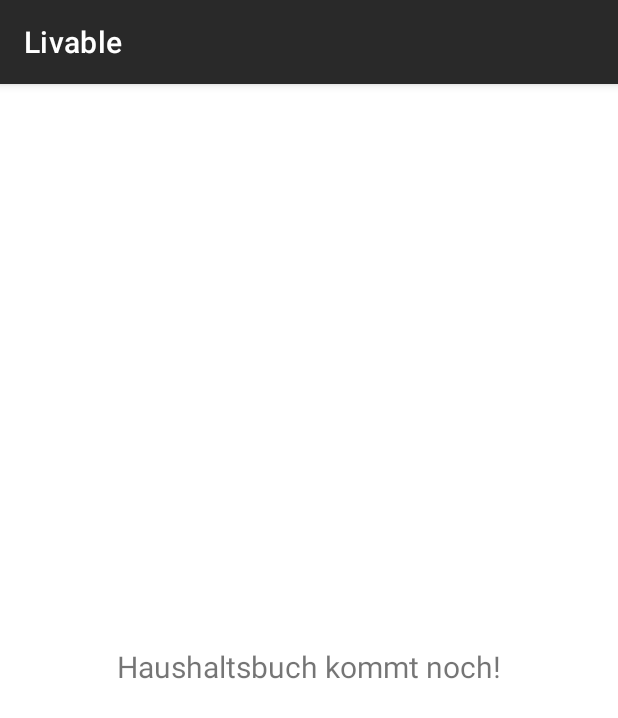
After one commit to RetchBlade/SoftwarePraktikum, an Android app: the fragment HaushaltsbuchFragment shown on its own in the app's theme, on a phone screen of 412 x 824 dp. The commit adds this screen. Shown: the top 718 px of the screen. Run offline under Robolectric (Android 15) with nearby library versions, the phone set to English and light mode, and no system bars.

Commit message:
Haushaltsbuch navigierbar und nutzbar

```diff
--- a/app/build.gradle.kts
+++ b/app/build.gradle.kts
@@ -55,6 +55,8 @@ dependencies {
 
     // Firebase
     implementation(libs.firebase.firestore)
+    implementation(libs.androidx.legacy.support.v4)
+    implementation(libs.androidx.fragment.ktx)
 
 
     testImplementation(libs.junit)
--- a/app/src/main/java/com/serenitysystems/livable/MainActivity.kt
+++ b/app/src/main/java/com/serenitysystems/livable/MainActivity.kt
@@ -42,7 +42,7 @@ class MainActivity : AppCompatActivity() {
         // Festlegen der Top-Level-Ziele für die Navigation
         appBarConfiguration = AppBarConfiguration(
             setOf(
-                R.id.nav_wochenplan, R.id.nav_todo, R.id.nav_einkaufsliste
+                R.id.nav_wochenplan, R.id.nav_todo, R.id.nav_einkaufsliste, R.id.nav_haushaltsbuch
             ), drawerLayout
         )
         // Einrichten der ActionBar mit dem NavController
--- /dev/null
+++ b/app/src/main/java/com/serenitysystems/livable/ui/haushaltsbuch/HaushaltsbuchFragment.kt
@@ -0,0 +1,49 @@
+package com.serenitysystems.livable.ui.haushaltsbuch
+
+import androidx.fragment.app.viewModels
+import android.os.Bundle
+import androidx.fragment.app.Fragment
+import android.view.LayoutInflater
+import android.view.View
+import android.view.ViewGroup
+import android.widget.TextView
+import androidx.lifecycle.ViewModelProvider
+import com.serenitysystems.livable.R
+import com.serenitysystems.livable.databinding.FragmentHaushaltsbuchBinding
+
+
+class HaushaltsbuchFragment : Fragment() {
+
+    // Binding-Objekt, das nur zwischen onCreateView und onDestroyView gültig ist
+    private var _binding: FragmentHaushaltsbuchBinding? = null
+
+    // Dieses Property ist nur zwischen onCreateView und onDestroyView gültig
+    private val binding get() = _binding!!
+
+    override fun onCreateView(
+        inflater: LayoutInflater,  // LayoutInflater zum Aufblasen von Layouts
+        container: ViewGroup?,    // Container, in den das Fragment eingefügt wird
+        savedInstanceState: Bundle? // gespeicherter Zustand
+    ): View {
+        // Initialisieren des ViewModels
+        val wochenplanViewModel =
+            ViewModelProvider(this).get(HaushaltsbuchViewModel::class.java)
+
+        // Aufblasen des Layouts für dieses Fragment
+        _binding = FragmentHaushaltsbuchBinding.inflate(inflater, container, false)
+        val root: View = binding.root
+
+        // Finden der TextView und Beobachten der LiveData des ViewModels
+        val textView: TextView = binding.textHome
+        wochenplanViewModel.text.observe(viewLifecycleOwner) {
+            textView.text = it // Aktualisieren des Textes in der TextView, wenn sich die LiveData ändert
+        }
+        return root // Zurückgeben der Wurzelansicht
+    }
+
+    // Aufräumen des Binding-Objekts, um Speicherlecks zu vermeiden
+    override fun onDestroyView() {
+        super.onDestroyView()
+        _binding = null
+    }
+}
--- /dev/null
+++ b/app/src/main/java/com/serenitysystems/livable/ui/haushaltsbuch/HaushaltsbuchViewModel.kt
@@ -0,0 +1,15 @@
+package com.serenitysystems.livable.ui.haushaltsbuch
+
+import androidx.lifecycle.LiveData
+import androidx.lifecycle.MutableLiveData
+import androidx.lifecycle.ViewModel
+
+class HaushaltsbuchViewModel : ViewModel() {
+    // Private MutableLiveData, die den Text speichert und initialisiert
+    private val _text = MutableLiveData<String>().apply {
+        value = "Haushaltsbuch kommt noch!" // Initialer Wert für die LiveData
+    }
+
+    // Öffentlich zugängliche LiveData, die von der UI beobachtet werden kann
+    val text: LiveData<String> = _text
+}
--- /dev/null
+++ b/app/src/main/res/layout/fragment_haushaltsbuch.xml
@@ -0,0 +1,22 @@
+<?xml version="1.0" encoding="utf-8"?>
+<androidx.constraintlayout.widget.ConstraintLayout xmlns:android="http://schemas.android.com/apk/res/android"
+    xmlns:app="http://schemas.android.com/apk/res-auto"
+    xmlns:tools="http://schemas.android.com/tools"
+    android:layout_width="match_parent"
+    android:layout_height="match_parent"
+    tools:context=".ui.haushaltsbuch.HaushaltsbuchFragment">
+
+    <TextView
+        android:id="@+id/text_home"
+        android:layout_width="match_parent"
+        android:layout_height="wrap_content"
+        android:layout_marginStart="8dp"
+        android:layout_marginTop="8dp"
+        android:layout_marginEnd="8dp"
+        android:textAlignment="center"
+        android:textSize="20sp"
+        app:layout_constraintBottom_toBottomOf="parent"
+        app:layout_constraintEnd_toEndOf="parent"
+        app:layout_constraintStart_toStartOf="parent"
+        app:layout_constraintTop_toTopOf="parent" />
+</androidx.constraintlayout.widget.ConstraintLayout>
--- a/app/src/main/res/menu/activity_main_drawer.xml
+++ b/app/src/main/res/menu/activity_main_drawer.xml
@@ -21,6 +21,10 @@
             android:id="@+id/nav_einkaufsliste"
             android:icon="@drawable/shoppingcarticon"
             android:title="@string/menu_einkaufsliste" />
+        <item
+            android:id="@+id/nav_haushaltsbuch"
+            android:icon="?attr/actionModePasteDrawable"
+            android:title="@string/menu_haushaltsbuch" />
     </group>
     <item
         android:title="">
--- a/app/src/main/res/navigation/mobile_navigation.xml
+++ b/app/src/main/res/navigation/mobile_navigation.xml
@@ -22,4 +22,9 @@
         android:name="com.serenitysystems.livable.ui.einkaufsliste.EinkaufslisteFragment"
         android:label="@string/menu_einkaufsliste"
         tools:layout="@layout/fragment_einkaufsliste" />
+    <fragment
+        android:id="@+id/nav_haushaltsbuch"
+        android:name="com.serenitysystems.livable.ui.haushaltsbuch.HaushaltsbuchFragment"
+        android:label="@string/menu_haushaltsbuch"
+        tools:layout="@layout/fragment_haushaltsbuch" />
 </navigation>
--- a/app/src/main/res/values/strings.xml
+++ b/app/src/main/res/values/strings.xml
@@ -12,6 +12,7 @@
     <string name="menu_Wochenplan">Wochenplan</string>
     <string name="menu_todo">ToDo Liste</string>
     <string name="menu_einkaufsliste">Einkaufsliste</string>
+    <string name="menu_haushaltsbuch">Haushaltsbuch</string>
 
     <!-- Strings related to login -->
     <string name="prompt_email">Email</string>
--- a/gradle/libs.versions.toml
+++ b/gradle/libs.versions.toml
@@ -15,6 +15,8 @@ navigationUiKtx = "2.7.7"
 annotation = "1.8.0"
 googleGmsGoogleServices = "4.4.2"
 firebaseFirestore = "25.0.0"
+legacySupportV4 = "1.0.0"
+fragmentKtx = "1.5.6"
 
 [libraries]
 androidx-core-ktx = { group = "androidx.core", name = "core-ktx", version.ref = "coreKtx" }
@@ -30,6 +32,8 @@ androidx-navigation-fragment-ktx = { group = "androidx.navigation", name = "navi
 androidx-navigation-ui-ktx = { group = "androidx.navigation", name = "navigation-ui-ktx", version.ref = "navigationUiKtx" }
 androidx-annotation = { group = "androidx.annotation", name = "annotation", version.ref = "annotation" }
 firebase-firestore = { group = "com.google.firebase", name = "firebase-firestore", version.ref = "firebaseFirestore" }
+androidx-legacy-support-v4 = { group = "androidx.legacy", name = "legacy-support-v4", version.ref = "legacySupportV4" }
+androidx-fragment-ktx = { group = "androidx.fragment", name = "fragment-ktx", version.ref = "fragmentKtx" }
 
 [plugins]
 androidApplication = { id = "com.android.application", version.ref = "agp" }
```
